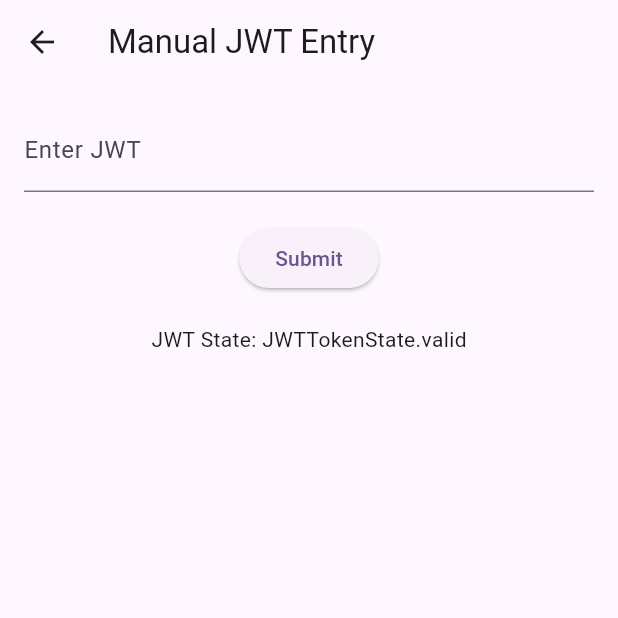
After one commit to Neuman968/flutter_jwt_qr_scanner, a Flutter app: the ManualJwtEntry screen opened directly, after a tap on "Submit", on a phone screen of 412 x 824 dp, the top half of it. The commit adds this screen. Run offline on Flutter 3.47's test engine with Material 3 defaults, Android fonts, the phone set to English and light mode, and no system bars; our stand-ins replace logger; missing offline and left inert: dart_jsonwebtoken, mobile_scanner.

Commit message:
Initial Commit

```diff
--- /dev/null
+++ b/lib/jwt/jwt_validation.dart
@@ -0,0 +1,37 @@
+import 'package:dart_jsonwebtoken/dart_jsonwebtoken.dart';
+import 'package:logger/logger.dart';
+
+import '../main.dart';
+
+
+final Logger logger = Logger();
+
+enum JWTTokenState {
+  valid,
+  expired,
+  not_valid,
+}
+
+JWTTokenState verifyJwt(String token) {
+  try {
+    // Verify the token
+    final jwt = JWT.verify(
+      token,
+      ECPublicKey(publicKeyPem),
+      checkHeaderType: false,
+      checkExpiresIn: true,
+      checkNotBefore: false,
+    );
+
+    // additional details of the JWT token can be validated.
+
+    // If no exception is thrown, the token is valid
+    return JWTTokenState.valid;
+  } on JWTExpiredException catch (ex) {
+    logger.e('JWT expired: ', error: ex);
+    return JWTTokenState.expired;
+  } on JWTException catch (ex) {
+    logger.e('JWT error: ', error: ex);
+    return JWTTokenState.not_valid;
+  }
+}
--- /dev/null
+++ b/lib/screens/manual_jwt_entry.dart
@@ -0,0 +1,52 @@
+import 'package:flutter/material.dart';
+import 'package:jwt_flutter_reader/jwt/jwt_validation.dart';
+
+class ManualJwtEntry extends StatefulWidget {
+
+  const ManualJwtEntry({super.key});
+
+  @override
+  _ManualJwtEntryState createState() => _ManualJwtEntryState();
+}
+
+class _ManualJwtEntryState extends State<ManualJwtEntry> {
+  final TextEditingController _controller = TextEditingController();
+  String _result = '';
+
+  void _verifyToken() {
+    final token = _controller.text;
+    final tokenState = verifyJwt(token);
+    setState(() {
+      _result = 'JWT State: $tokenState';
+    });
+  }
+
+  @override
+  Widget build(BuildContext context) {
+    return Scaffold(
+      appBar: AppBar(
+        title: const Text('Manual JWT Entry'),
+      ),
+      body: Padding(
+        padding: const EdgeInsets.all(16.0),
+        child: Column(
+          children: [
+            TextField(
+              controller: _controller,
+              decoration: const InputDecoration(
+                labelText: 'Enter JWT',
+              ),
+            ),
+            const SizedBox(height: 20),
+            ElevatedButton(
+              onPressed: _verifyToken,
+              child: const Text('Submit'),
+            ),
+            const SizedBox(height: 20),
+            Text(_result),
+          ],
+        ),
+      ),
+    );
+  }
+}
```
Also changed, not shown: lib/main.dart (+34 -89 lines), lib/screens/qr_scanner.dart (added, +102 -0 lines), pubspec.yaml (+7 -1 lines), pubspec.lock, 13 other files.
